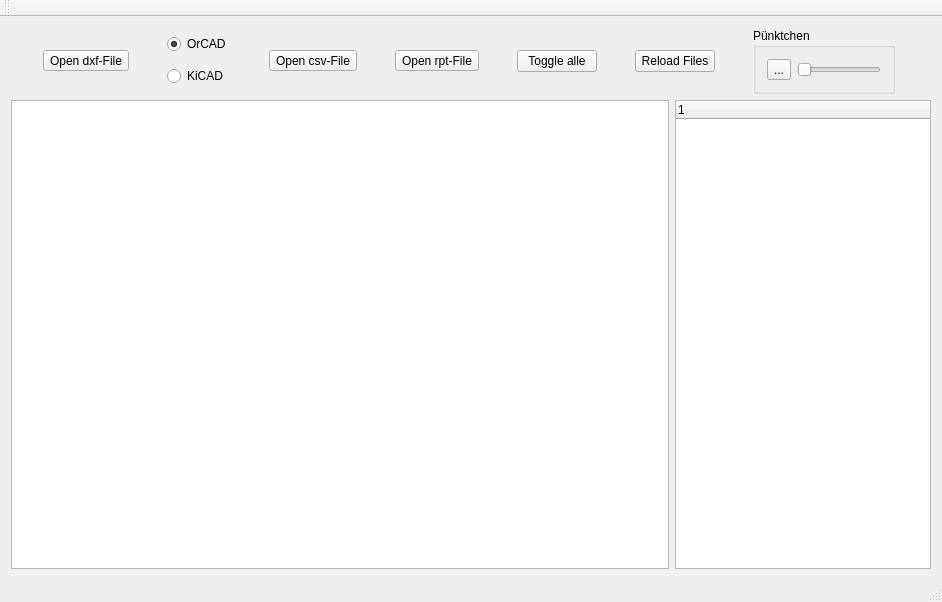
The window that mainwindow.ui (krofta/PnP) describes before a commit, drawn with Qt 5.
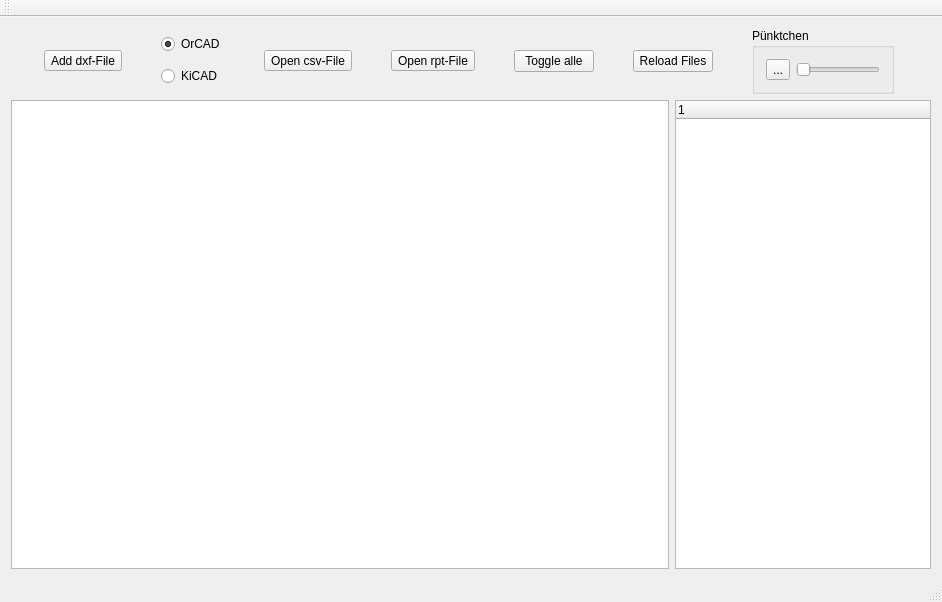
The same window after the commit. Icons and pictures are not drawn. Custom widgets are drawn as their Qt base class.

```diff
--- a/mainwindow.ui
+++ b/mainwindow.ui
@@ -26,7 +26,7 @@
          <enum>Qt::NoFocus</enum>
         </property>
         <property name="text">
-         <string>Open dxf-File</string>
+         <string>Add dxf-File</string>
         </property>
        </widget>
       </item>
```
Left out of the diff: 2 changed lines with no effect on the pictures.
